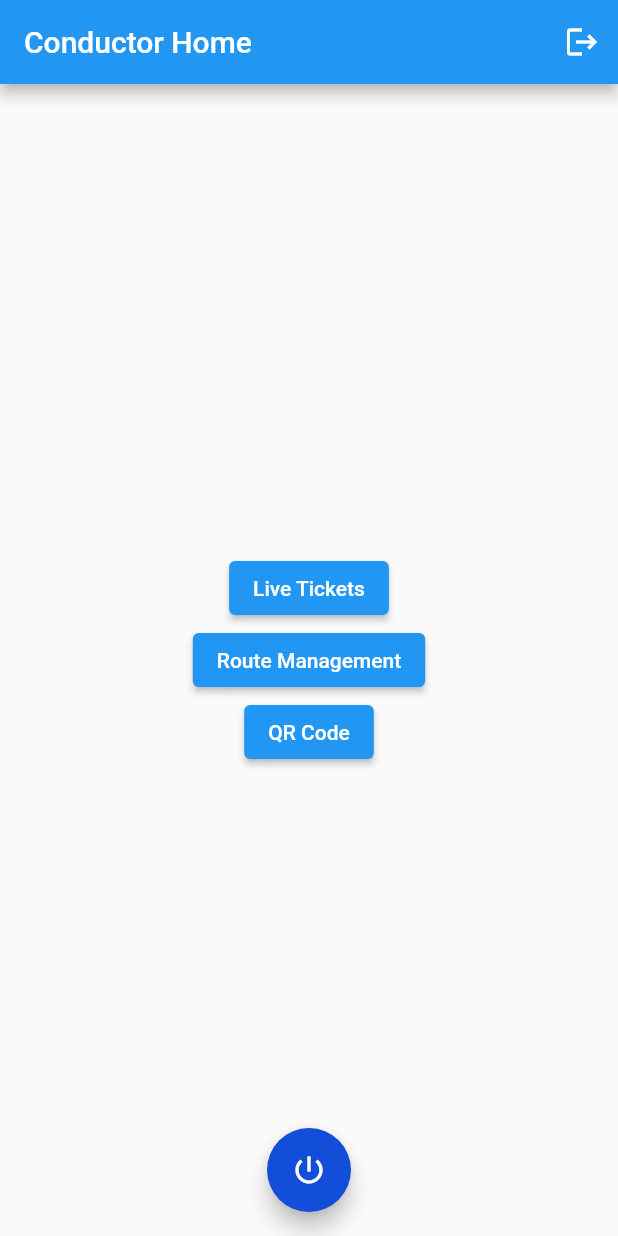
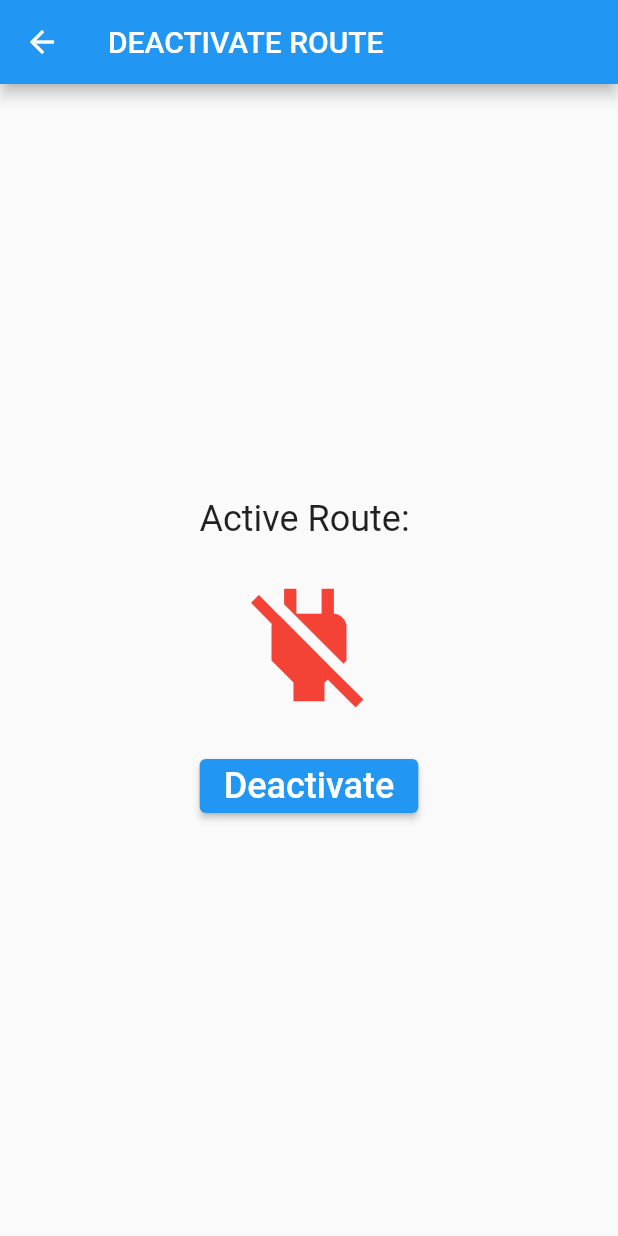
Before and after one commit to martin-francs/bus_t1, a Flutter app: the ConductorHomePage screen opened directly, after a tap on the "power settings new" icon, on a phone screen of 412 x 824 dp. Run offline on Flutter 3.47's test engine with Material 2 defaults, Android fonts, the phone set to English and light mode, and no system bars; our stand-ins replace cloud_firestore, firebase_auth, firebase_core, fluttertoast, get and 2 more; missing offline and left inert: dart:ffi, qrscan, razorpay_flutter; accounts and stored records are empty.

Commit message:
conductor side - activating and deactivating a route done

```diff
--- /dev/null
+++ b/lib/screens/conductor/active_off.dart
@@ -0,0 +1,90 @@
+import 'package:flutter/material.dart';
+import 'package:shared_preferences/shared_preferences.dart';
+import 'package:cloud_firestore/cloud_firestore.dart';
+
+class activeoffscreen extends StatefulWidget {
+  @override
+  _activeoffscreenState createState() => _activeoffscreenState();
+}
+
+class _activeoffscreenState extends State<activeoffscreen> {
+  String activeRoute = '';
+  late String busno;
+
+  @override
+  void initState() {
+    super.initState();
+    _fetchActiveRoute();
+    _fetchBusNo();
+  }
+
+  Future<void> _fetchActiveRoute() async {
+    SharedPreferences prefs = await SharedPreferences.getInstance();
+    String? route = prefs.getString('activeRoute');
+    setState(() {
+      activeRoute = route ?? '';
+    });
+  }
+
+  Future<void> _fetchBusNo() async {
+    SharedPreferences prefs = await SharedPreferences.getInstance();
+    String? busNo = prefs.getString('busno');
+    setState(() {
+      busno = busNo ?? '';
+    });
+  }
+
+  Future<void> _deactivateRoute() async {
+    SharedPreferences prefs = await SharedPreferences.getInstance();
+    FirebaseFirestore firestore = FirebaseFirestore.instance;
+
+    // Update activeroute field in Firestore document
+    if (busno.isNotEmpty) {
+      DocumentReference busDocument =
+          firestore.collection('buses').doc(busno);
+      await busDocument.update({'activeroute': null});
+    }
+
+    // Clear activeRoute value in shared preferences
+    await prefs.setString('activeRoute', '');
+
+    // Navigate back to the previous screen or perform any other action
+    Navigator.pop(context);
+  }
+
+  @override
+  Widget build(BuildContext context) {
+    return Scaffold(
+      appBar: AppBar(
+        title: Text('DEACTIVATE ROUTE'),
+      ),
+      body: Center(
+        child: Column(
+          mainAxisAlignment: MainAxisAlignment.center,
+          children: [
+            Text(
+              'Active Route: ${activeRoute ?? ''}',
+              style: TextStyle(fontSize: 24),
+            ),
+            SizedBox(height: 20),
+            Icon(
+              Icons.power_off,
+              size: 100,
+              color: Colors.red,
+            ),
+            SizedBox(height: 20),
+            ElevatedButton(
+              onPressed: () {
+                _deactivateRoute();
+              },
+              child: Text(
+                'Deactivate',
+                style: TextStyle(fontSize: 24),
+              ),
+            ),
+          ],
+        ),
+      ),
+    );
+  }
+}
--- a/lib/screens/conductor/c_home.dart
+++ b/lib/screens/conductor/c_home.dart
@@ -1,23 +1,63 @@
-
+import 'package:bus_t/screens/conductor/active_on.dart';
 import 'package:bus_t/screens/conductor/qrcode.dart';
 import 'package:bus_t/screens/conductor/routes_management.dart';
+import 'package:cloud_firestore/cloud_firestore.dart';
 import 'package:flutter/material.dart';
 import 'package:shared_preferences/shared_preferences.dart';
 import '../loginsignup/welcome.dart';
-import 'liveticket.dart';
+import 'active_off.dart';
 
 
-class ConductorHomePage extends StatelessWidget {
+Future<List<String>> fetchRouteIds(String? busno) async {
+  List<String> routeIds = [];
+  if (busno != null) {
+    QuerySnapshot snapshot = await FirebaseFirestore.instance
+        .collection('buses')
+        .doc(busno)
+        .collection('routes')
+        .get();
+    snapshot.docs.forEach((doc) {
+      routeIds.add(doc.id);
+    });
+  }
+  return routeIds;
+}
+
+class ConductorHomePage extends StatefulWidget {
   @override
+  State<ConductorHomePage> createState() => _ConductorHomePageState();
+
+  Future<String?> _getDocumentIdFromSharedPreferences() async {
+    final SharedPreferences prefs = await SharedPreferences.getInstance();
+    return prefs.getString('busno');
+  }
+}
+
+class _ConductorHomePageState extends State<ConductorHomePage> {
+  String? busno;
+
+  @override
+  void initState() {
+    super.initState();
+    _getBusNoFromSharedPreferences();
+  }
+
+  Future<void> _getBusNoFromSharedPreferences() async {
+    String? busNo = await widget._getDocumentIdFromSharedPreferences();
+    setState(() {
+      busno = busNo;
+    });
+  }
+
   Widget build(BuildContext context) {
     return Scaffold(
       appBar: AppBar(
         title: Text('Conductor Home'),
-         actions: [
+        actions: [
           IconButton(
             icon: Icon(Icons.logout),
             onPressed: () {
-             signout1(context);
+              signout1(context);
             },
           ),
         ],
@@ -26,28 +66,6 @@ class ConductorHomePage extends StatelessWidget {
         child: Column(
           mainAxisAlignment: MainAxisAlignment.center,
           children: [
-            ElevatedButton(
-              onPressed: () {
-                Navigator.push(
-                  context,
-                  MaterialPageRoute(
-                    builder: (context) => LiveTicketsPage(),
-                  ),
-                );
-              },
-              child: Text('Live Tickets'),
-            ),
-            // ElevatedButton(
-            //   onPressed: () {
-            //     Navigator.pushReplacement(
-            //       context,
-            //       MaterialPageRoute(
-            //         builder: (context) => WelcomeScreen(),
-            //       ),
-            //     );
-            //   },
-            //   child: Text('Logout'),
-            // ),
             ElevatedButton(
               onPressed: () {
                 Navigator.push(
@@ -70,13 +88,35 @@ class ConductorHomePage extends StatelessWidget {
               },
               child: Text('QR Code'),
             ),
-
           ],
         ),
       ),
-    floatingActionButton: FloatingActionButton(
-        onPressed: () {
-          // Add your onPressed code here!
+      floatingActionButton: FloatingActionButton(
+        onPressed: () async {
+          String? activeRoute =
+              await SharedPreferences.getInstance().then((prefs) {
+            return prefs.getString('activeRoute');
+          });
+
+          if (activeRoute != '') {
+            Navigator.push(
+              context,
+              MaterialPageRoute(
+                builder: (context) =>
+                    activeoffscreen(),
+              ),
+            );
+          } else {
+            String? busno = await widget._getDocumentIdFromSharedPreferences();
+            List<String> routeIds = await fetchRouteIds(busno);
+            Navigator.push(
+              context,
+              MaterialPageRoute(
+                builder: (context) =>
+                    activeonscreen(busno: busno, routeIds: routeIds),
+              ),
+            );
+          }
         },
         backgroundColor: Color.fromARGB(255, 18, 78, 217),
         child: const Icon(Icons.power_settings_new_sharp),
@@ -84,7 +124,8 @@ class ConductorHomePage extends StatelessWidget {
       floatingActionButtonLocation: FloatingActionButtonLocation.centerFloat,
     );
   }
-signout1(BuildContext ctx) async {
+
+  signout1(BuildContext ctx) async {
     final SharedPreferences prefs = await SharedPreferences.getInstance();
     await prefs.clear();
     Navigator.of(ctx).pushAndRemoveUntil(
--- a/lib/screens/conductor/liveticket.dart
+++ /dev/null
@@ -1,15 +0,0 @@
-import 'package:flutter/material.dart';
-
-class LiveTicketsPage extends StatelessWidget {
-  @override
-  Widget build(BuildContext context) {
-    return Scaffold(
-      appBar: AppBar(
-        title: Text('Live Tickets'),
-      ),
-      body: Center(
-        child: Text('Live Tickets Page'),
-      ),
-    );
-  }
-}
```
Also changed, not shown: lib/screens/conductor/active_on.dart (added, +109 -0 lines), lib/screens/conductor/shared_preferences_helper.dart (added, +14 -0 lines), 1 other file.
